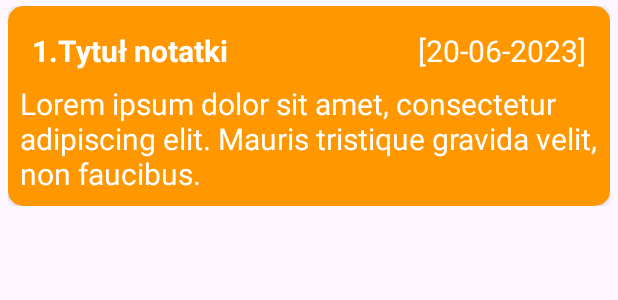
After one commit to RobertNeat/Note_app_API, an Android app: the layout note_row.xml on its own in the app's theme, with its tools: preview values and no code run, on a phone screen of 412 x 824 dp. The commit adds this screen. Shown: the top 300 px of the screen. Run offline under Robolectric (Android 15) with nearby library versions, the phone set to English and light mode, and no system bars.

Commit message:
added recycler with note elements fetched from REST API

```diff
--- /dev/null
+++ b/app/src/main/res/layout/note_row.xml
@@ -0,0 +1,71 @@
+<?xml version="1.0" encoding="utf-8"?>
+<LinearLayout xmlns:android="http://schemas.android.com/apk/res/android"
+    xmlns:app="http://schemas.android.com/apk/res-auto"
+    android:layout_width="match_parent"
+    android:layout_height="wrap_content"
+    android:orientation="horizontal"
+    android:paddingTop="4dp"
+    android:paddingBottom="4dp"
+    android:layout_marginStart="5dp"
+    android:layout_marginEnd="5dp">
+
+    <androidx.cardview.widget.CardView
+        android:layout_width="match_parent"
+        android:layout_height="wrap_content"
+        app:cardBackgroundColor="@color/orange2"
+        app:layout_constraintEnd_toEndOf="parent"
+        app:cardCornerRadius="10dp">
+
+        <LinearLayout
+            android:layout_width="match_parent"
+            android:layout_height="wrap_content"
+            android:layout_margin="8dp"
+            android:orientation="vertical">
+
+            <LinearLayout
+                android:layout_width="match_parent"
+                android:layout_height="wrap_content"
+                android:layout_margin="8dp"
+                android:orientation="horizontal">
+
+                <TextView
+                    android:id="@+id/list_note_order_TextView"
+                    android:layout_width="wrap_content"
+                    android:layout_height="wrap_content"
+                    android:text="1."
+                    android:textSize="20dp"
+                    android:textStyle="bold"
+                    android:textColor="@color/white" />
+                <TextView
+                    android:id="@+id/list_note_title_TextView"
+                    android:layout_width="wrap_content"
+                    android:layout_height="wrap_content"
+                    android:layout_weight="1"
+                    android:text="Tytuł notatki"
+                    android:textSize="20dp"
+                    android:textStyle="bold"
+                    android:textColor="@color/white"/>
+                <TextView
+                    android:id="@+id/list_note_date_TextView"
+                    android:layout_width="wrap_content"
+                    android:layout_height="wrap_content"
+                    android:text="[20-06-2023]"
+                    android:textSize="20dp"
+                    android:textStyle="normal"
+                    android:textColor="@color/white"/>
+
+            </LinearLayout>
+
+            <TextView
+                android:id="@+id/list_note_description_TextView"
+                android:layout_width="wrap_content"
+                android:layout_height="wrap_content"
+                android:layout_weight="1"
+                android:text="Lorem ipsum dolor sit amet, consectetur adipiscing elit. Mauris tristique gravida velit, non faucibus."
+                android:textSize="20dp"
+                android:textColor="@color/white"
+                android:textStyle="normal"
+                android:layout_gravity="center_horizontal"/>
+        </LinearLayout>
+    </androidx.cardview.widget.CardView>
+</LinearLayout>
--- a/app/src/main/res/values/colors.xml
+++ b/app/src/main/res/values/colors.xml
@@ -2,6 +2,7 @@
 <resources>
     <color name="black">#FF000000</color>
     <color name="white">#FFFFFFFF</color>
+    <color name="gray">#737373</color>
     <color name="orange1">#FF5722</color>
     <color name="orange2">#FF9800</color>
     <color name="orange3">#FFC107</color>
```
Also changed, not shown: app/src/main/java/com/example/note_app_api/MainActivity.java (+48 -3 lines), app/src/main/java/com/example/note_app_api/adapter/NoteAdapter.java (added, +43 -0 lines), app/src/main/java/com/example/note_app_api/adapter/NoteHolder.java (added, +21 -0 lines), app/src/main/res/layout/activity_main.xml (+14 -8 lines).
